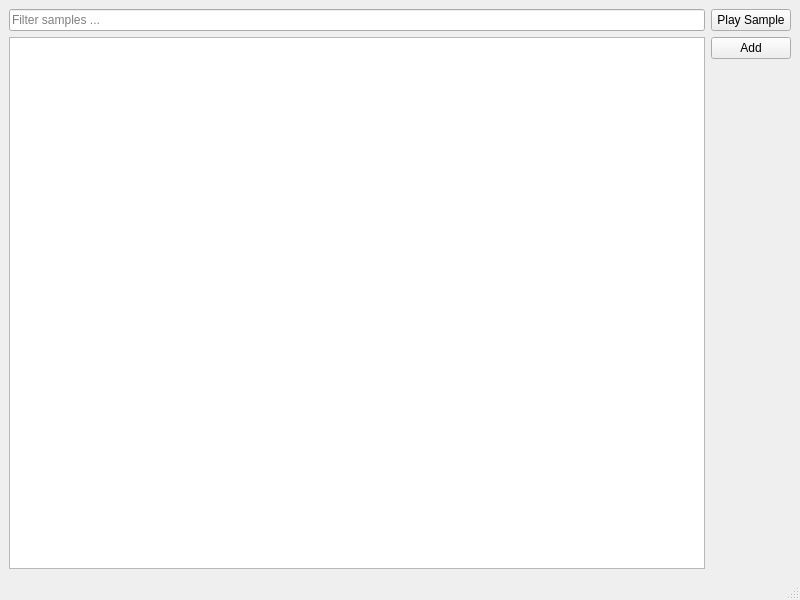
Above: mainwindow.ui from baskeboler/qtsamples before the change. Below: the same form after it.
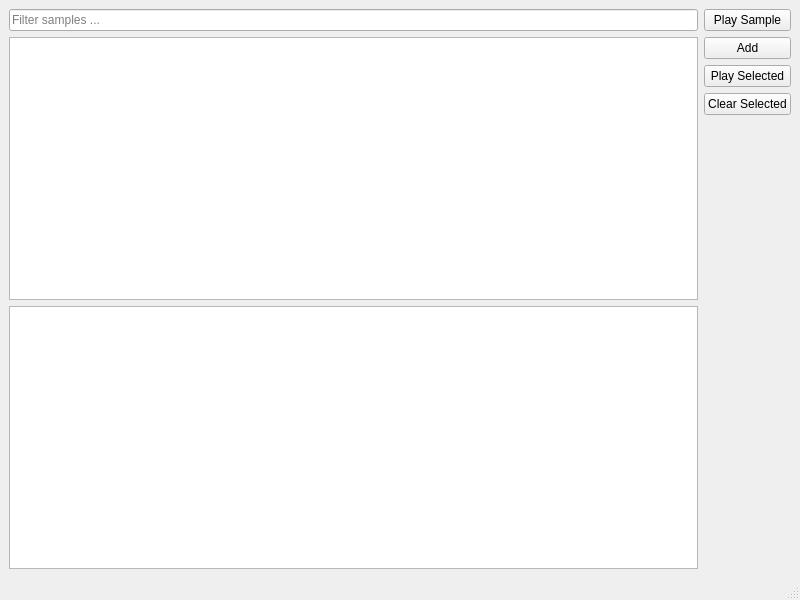
That is the form after the change.

Commit message: added selected samples table and stack playing

Patch:
```diff
--- a/mainwindow.ui
+++ b/mainwindow.ui
@@ -36,6 +36,13 @@
           </property>
          </widget>
         </item>
+        <item>
+         <widget class="QTableView" name="selectedSamplesTable">
+          <property name="selectionBehavior">
+           <enum>QAbstractItemView::SelectRows</enum>
+          </property>
+         </widget>
+        </item>
        </layout>
       </item>
       <item>
@@ -54,6 +61,20 @@
           </property>
          </widget>
         </item>
+        <item>
+         <widget class="QPushButton" name="pushButton">
+          <property name="text">
+           <string>Play Selected</string>
+          </property>
+         </widget>
+        </item>
+        <item>
+         <widget class="QPushButton" name="pushButton_2">
+          <property name="text">
+           <string>Clear Selected</string>
+          </property>
+         </widget>
+        </item>
         <item>
          <spacer name="verticalSpacer">
           <property name="orientation">
```
The commit also changes 5 other files.
